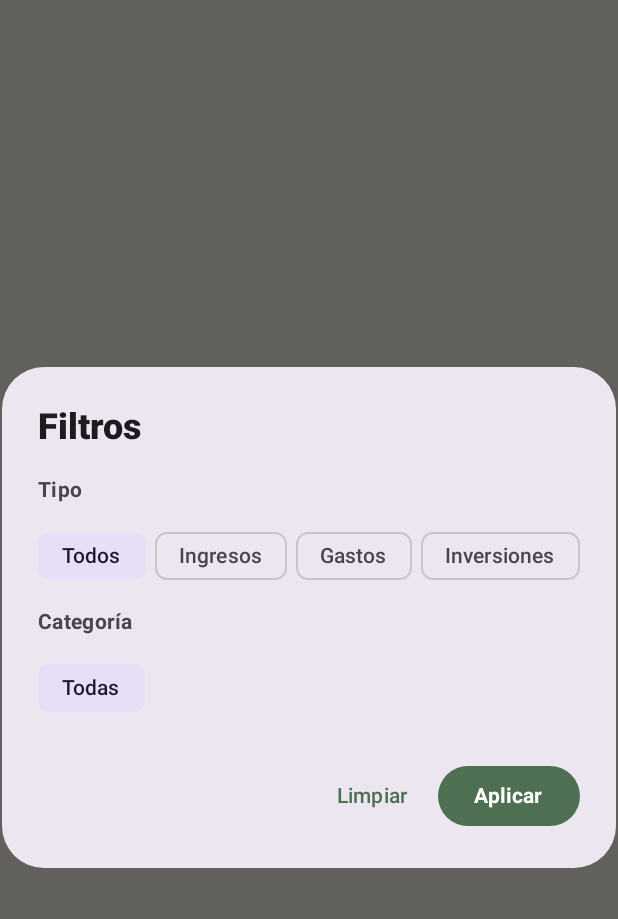
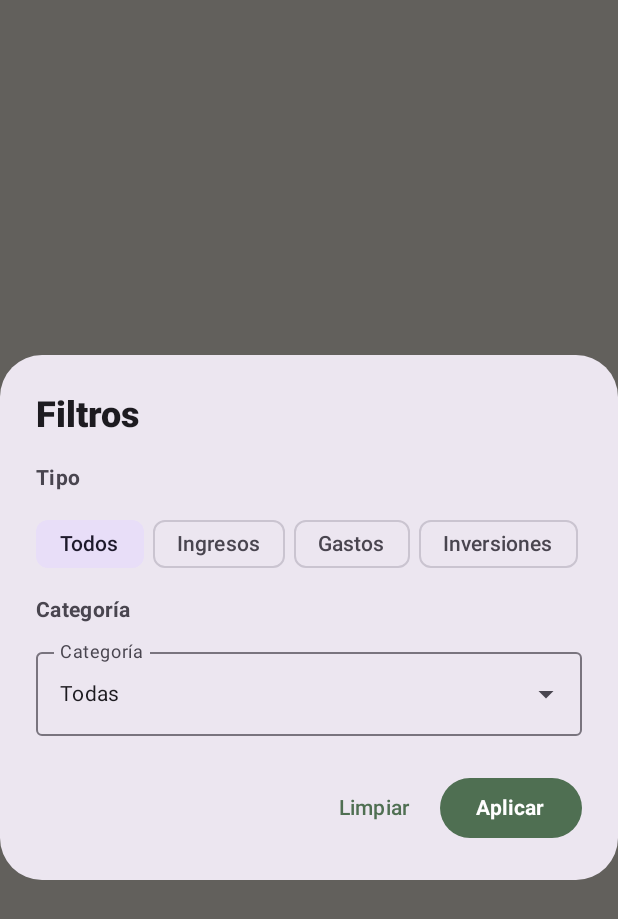
Before and after one commit to danisanchezadev/domestic, an Android app built with Jetpack Compose: the composable EconomyFiltersDialog called with empty values, on a phone screen of 412 x 824 dp. Shown: the top 919 px of the screen. Run offline under Robolectric (Android 15) with nearby library versions, the phone set to English and light mode, and no system bars.

Commit message:
Cambios economía

```diff
--- a/app/src/main/java/com/majyd/casa/ui/economy/EconomyScreen.kt
+++ b/app/src/main/java/com/majyd/casa/ui/economy/EconomyScreen.kt
@@ -154,7 +154,7 @@ fun EconomyScreen(onBack: () -> Unit, viewModel: EconomyViewModel = hiltViewMode
         )
     }
     if (showPeriodPicker) EconomyPeriodPickerDialog(month, onDismiss = { showPeriodPicker = false }, onSelected = { selectedMonth = it; showPeriodPicker = false })
-    if (showFilters) EconomyFiltersDialog(state.categories, typeFilter, categoryFilter, onDismiss = { showFilters = false }, onApply = { type, category -> typeFilter = type; categoryFilter = category; showFilters = false })
+    if (showFilters) EconomyFiltersDialog(state.categories, monthMovements.map { it.categoryId }.toSet(), typeFilter, categoryFilter, onDismiss = { showFilters = false }, onApply = { type, category -> typeFilter = type; categoryFilter = category; showFilters = false })
     if (showLiquidityHelp) EconomyLiquidityHelpDialog(onDismiss = { showLiquidityHelp = false })
 }
 @Composable
@@ -162,7 +162,6 @@ private fun EconomyLiquidityBar(income: Long, balance: Long, target: Long, minim
     Card(colors = CardDefaults.cardColors(containerColor = MaterialTheme.colorScheme.surface)) {
         Column(Modifier.fillMaxWidth().padding(14.dp), verticalArrangement = Arrangement.spacedBy(8.dp)) {
             Row(Modifier.fillMaxWidth(), verticalAlignment = Alignment.CenterVertically, horizontalArrangement = Arrangement.SpaceBetween) {
-                Text("Liquidez", fontWeight = FontWeight.Bold)
                 IconButton(onClick = onHelp) { Icon(Icons.Filled.HelpOutline, "Ayuda sobre liquidez") }
             }
             Canvas(Modifier.fillMaxWidth().height(42.dp)) {
@@ -226,10 +225,12 @@ private fun EconomyPeriodPickerDialog(current: YearMonth, onDismiss: () -> Unit,
 
 @OptIn(ExperimentalMaterial3Api::class)
 @Composable
-private fun EconomyFiltersDialog(categories: List<EconomyCategory>, type: EconomyMovementType?, category: String?, onDismiss: () -> Unit, onApply: (EconomyMovementType?, String?) -> Unit) {
+private fun EconomyFiltersDialog(categories: List<EconomyCategory>, movementCategoryIds: Set<String>, type: EconomyMovementType?, category: String?, onDismiss: () -> Unit, onApply: (EconomyMovementType?, String?) -> Unit) {
     var selectedType by remember(type) { mutableStateOf(type) }
     var selectedCategory by remember(category) { mutableStateOf(category) }
-    val availableCategories = categories.filter { !it.deleted && (selectedType == null || it.type == selectedType) }
+    var categoryExpanded by remember { mutableStateOf(false) }
+    val availableCategories = categories.filter { it.id in movementCategoryIds && (selectedType == null || it.type == selectedType) }
+    val selectedCategoryName = availableCategories.firstOrNull { it.id == selectedCategory }?.let { if (it.deleted) "${it.name} (archivada)" else it.name } ?: "Todas"
     AlertDialog(
         onDismissRequest = onDismiss,
         title = { Text("Filtros", fontWeight = FontWeight.ExtraBold) },
@@ -241,9 +242,12 @@ private fun EconomyFiltersDialog(categories: List<EconomyCategory>, type: Econom
                     EconomyMovementType.entries.forEach { value -> FilterChip(selectedType == value, { selectedType = if (selectedType == value) null else value; selectedCategory = null }, label = { Text(economyTypeLabel(value)) }) }
                 }
                 Text("Categoría", fontWeight = FontWeight.Bold)
-                FlowRow(horizontalArrangement = Arrangement.spacedBy(6.dp)) {
-                    FilterChip(selectedCategory == null, { selectedCategory = null }, label = { Text("Todas") })
-                    availableCategories.forEach { value -> FilterChip(selectedCategory == value.id, { selectedCategory = if (selectedCategory == value.id) null else value.id }, label = { Text(value.name) }) }
+                ExposedDropdownMenuBox(categoryExpanded, { categoryExpanded = !categoryExpanded }) {
+                    OutlinedTextField(selectedCategoryName, {}, Modifier.menuAnchor().fillMaxWidth(), readOnly = true, label = { Text("Categoría") }, trailingIcon = { ExposedDropdownMenuDefaults.TrailingIcon(categoryExpanded) })
+                    ExposedDropdownMenu(categoryExpanded, { categoryExpanded = false }) {
+                        DropdownMenuItem(text = { Text("Todas") }, onClick = { selectedCategory = null; categoryExpanded = false })
+                        availableCategories.forEach { value -> DropdownMenuItem(text = { Text(if (value.deleted) "${value.name} (archivada)" else value.name) }, onClick = { selectedCategory = value.id; categoryExpanded = false }) }
+                    }
                 }
             }
         },
```
Also changed, not shown: app/src/main/java/com/majyd/casa/ui/economy/EconomyHistoryScreen.kt (+42 -31 lines).
